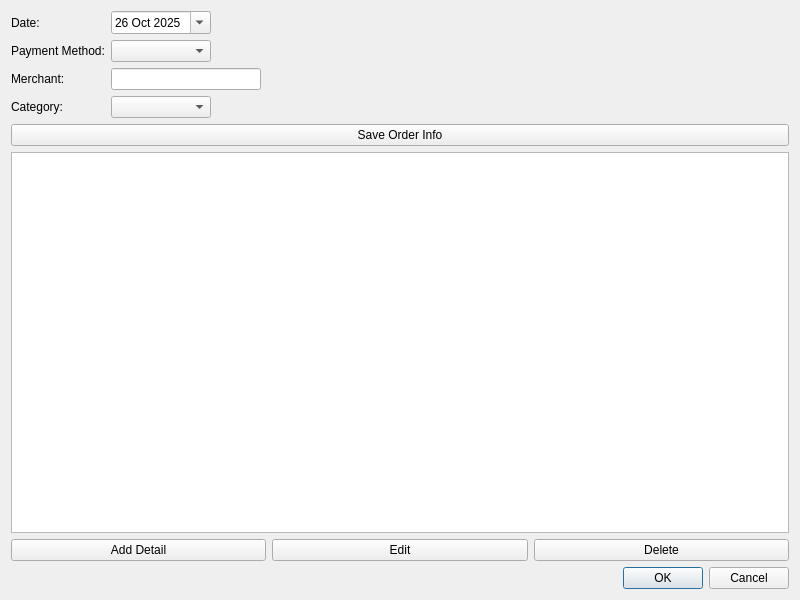
The window that ui/expenseeditor.ui (Jaeger790/bntcandles) describes before a commit, drawn with Qt 5.
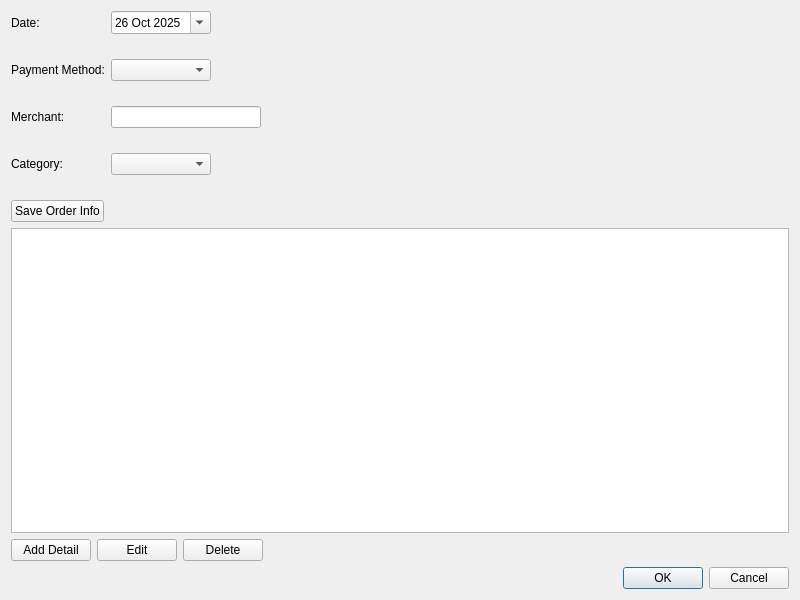
The same window after the commit.

The edit to the form file:
```diff
--- a/ui/expenseeditor.ui
+++ b/ui/expenseeditor.ui
@@ -16,6 +16,9 @@
   <layout class="QVBoxLayout" name="verticalLayout">
    <item>
     <layout class="QFormLayout" name="orderFormLayout">
+     <property name="verticalSpacing">
+      <number>25</number>
+     </property>
      <item row="0" column="0">
       <widget class="QLabel" name="dateLabel">
        <property name="text">
@@ -55,7 +58,7 @@
        <property name="maximumSize">
         <size>
          <width>100</width>
-         <height>16777215</height>
+         <height>30</height>
         </size>
        </property>
       </widget>
@@ -72,7 +75,7 @@
        <property name="maximumSize">
         <size>
          <width>150</width>
-         <height>16777215</height>
+         <height>30</height>
         </size>
        </property>
       </widget>
@@ -89,20 +92,26 @@
        <property name="maximumSize">
         <size>
          <width>100</width>
-         <height>16777215</height>
+         <height>30</height>
         </size>
        </property>
       </widget>
      </item>
+     <item row="4" column="0">
+      <widget class="QPushButton" name="saveOrderButton">
+       <property name="maximumSize">
+        <size>
+         <width>140</width>
+         <height>30</height>
+        </size>
+       </property>
+       <property name="text">
+        <string>Save Order Info</string>
+       </property>
+      </widget>
+     </item>
     </layout>
    </item>
-   <item>
-    <widget class="QPushButton" name="saveOrderButton">
-     <property name="text">
-      <string>Save Order Info</string>
-     </property>
-    </widget>
-   </item>
    <item>
     <widget class="QTableView" name="itemsTable"/>
    </item>
@@ -129,6 +138,19 @@
        </property>
       </widget>
      </item>
+     <item>
+      <spacer name="horizontalSpacer">
+       <property name="orientation">
+        <enum>Qt::Orientation::Horizontal</enum>
+       </property>
+       <property name="sizeHint" stdset="0">
+        <size>
+         <width>40</width>
+         <height>20</height>
+        </size>
+       </property>
+      </spacer>
+     </item>
     </layout>
    </item>
    <item>
```
Left out of the diff: 2 changed lines with no effect on the pictures.
